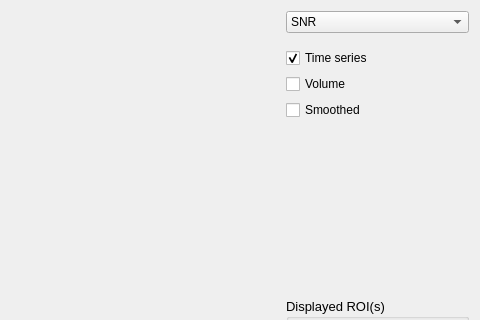
This is opennft/ui/rtqa.ui in OpenNFT/OpenNFT as Qt 5 draws it before an edit; both pictures show x 674 to 1154 and y 0 to 320 of the 1154 by 591 pixel window. The edited form follows.
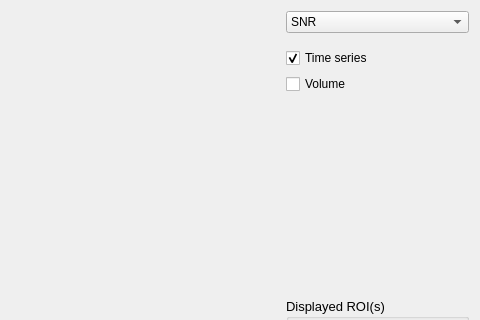
This is the edited form.

Diff of the .ui file:
```diff
--- a/opennft/ui/rtqa.ui
+++ b/opennft/ui/rtqa.ui
@@ -541,13 +541,6 @@
            </property>
           </widget>
          </item>
-         <item>
-          <widget class="QCheckBox" name="smoothedCheckBox">
-           <property name="text">
-            <string>Smoothed</string>
-           </property>
-          </widget>
-         </item>
          <item>
           <widget class="QLabel" name="valuesLabel">
            <property name="font">
```
